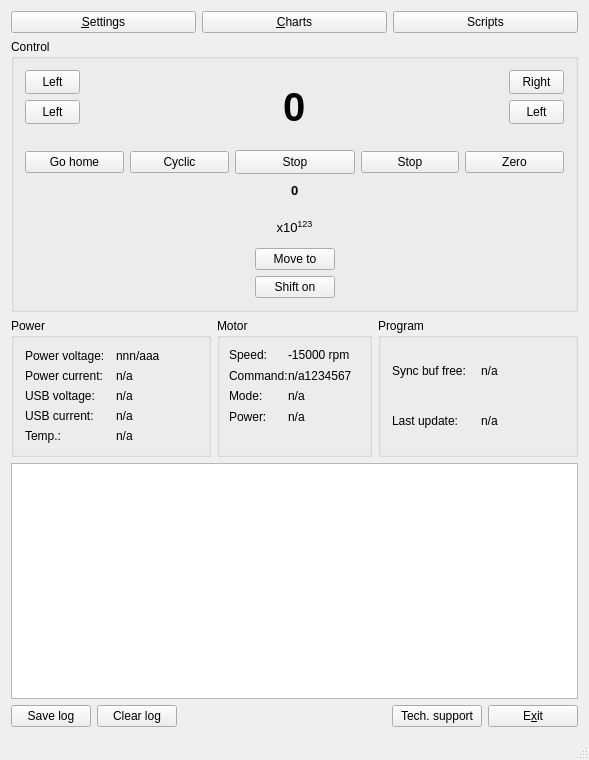
Old version of the form src/mainwindow.ui in the repository EPC-MSU/XILab.
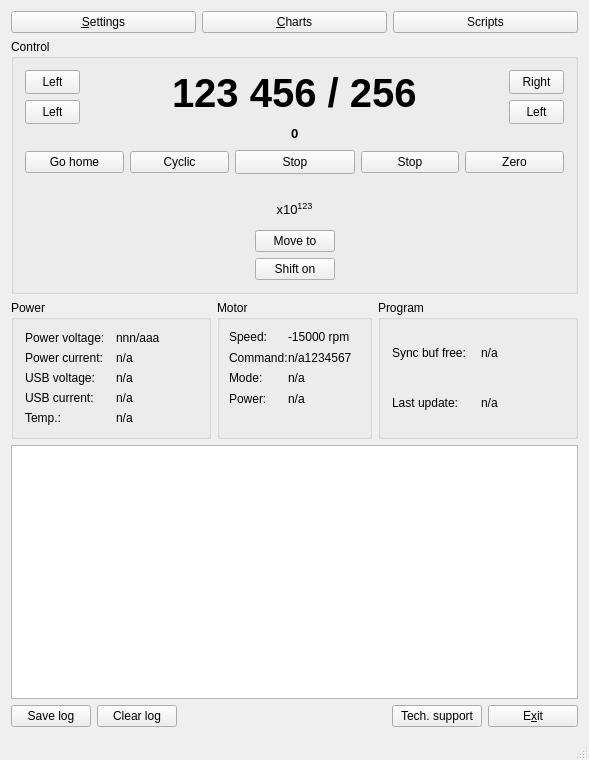
New version of the form. Icons and pictures are not drawn. Custom widgets are drawn as their Qt base class.

Commit message: Encoder layout fixed

The edit to the form file:
```diff
--- a/src/mainwindow.ui
+++ b/src/mainwindow.ui
@@ -94,7 +94,7 @@
           </property>
           <layout class="QVBoxLayout" name="verticalLayout_4" stretch="5,1,0,0">
            <item>
-            <layout class="QVBoxLayout" name="horizontalLayout_5" stretch="0,0,0">
+            <layout class="QVBoxLayout" name="horizontalLayout_5" stretch="0,0">
              <item>
               <layout class="QHBoxLayout" name="horizontalLayout_4">
                <item>
@@ -183,6 +183,8 @@
                 </spacer>
                </item>
                <item>
+                <layout class="QVBoxLayout" name="verticalLayout">
+                 <item>
                 <widget class="QLabel" name="positionValue">
                  <property name="font">
                   <font>
@@ -192,9 +194,55 @@
                   </font>
                  </property>
                  <property name="text">
+                    <string>123 456 / 256</string>
+                   </property>
+                  </widget>
+                 </item>
+                 <item>
+                  <layout class="QHBoxLayout" name="horizontalLayout_11">
+                   <item>
+                    <spacer name="horizontalSpacer_9">
+                     <property name="orientation">
+                      <enum>Qt::Horizontal</enum>
+                     </property>
+                     <property name="sizeHint" stdset="0">
+                      <size>
+                       <width>40</width>
+                       <height>20</height>
+                      </size>
+                     </property>
+                    </spacer>
+                   </item>
+                   <item>
+                    <widget class="QLabel" name="encoderValue">
+                     <property name="font">
+                      <font>
+                       <pointsize>10</pointsize>
+                       <weight>75</weight>
+                       <bold>true</bold>
+                      </font>
+                     </property>
+                     <property name="text">
                   <string>0</string>
                  </property>
                 </widget>
+                   </item>
+                   <item>
+                    <spacer name="horizontalSpacer_10">
+                     <property name="orientation">
+                      <enum>Qt::Horizontal</enum>
+                     </property>
+                     <property name="sizeHint" stdset="0">
+                      <size>
+                       <width>40</width>
+                       <height>20</height>
+                      </size>
+                     </property>
+                    </spacer>
+                   </item>
+                  </layout>
+                 </item>
+                </layout>
                </item>
                <item>
                 <spacer name="horizontalSpacer_7">
@@ -356,50 +404,6 @@
                </item>
               </layout>
              </item>
-             <item>
-              <layout class="QHBoxLayout" name="horizontalLayout_6">
-               <item>
-                <spacer name="horizontalSpacer_9">
-                 <property name="orientation">
-                  <enum>Qt::Horizontal</enum>
-                 </property>
-                 <property name="sizeHint" stdset="0">
-                  <size>
-                   <width>40</width>
-                   <height>20</height>
-                  </size>
-                 </property>
-                </spacer>
-               </item>
-               <item>
-                <widget class="QLabel" name="encoderValue">
-                 <property name="font">
-                  <font>
-                   <pointsize>10</pointsize>
-                   <weight>75</weight>
-                   <bold>true</bold>
-                  </font>
-                 </property>
-                 <property name="text">
-                  <string>0</string>
-                 </property>
-                </widget>
-               </item>
-               <item>
-                <spacer name="horizontalSpacer_10">
-                 <property name="orientation">
-                  <enum>Qt::Horizontal</enum>
-                 </property>
-                 <property name="sizeHint" stdset="0">
-                  <size>
-                   <width>40</width>
-                   <height>20</height>
-                  </size>
-                 </property>
-                </spacer>
-               </item>
-              </layout>
-             </item>
             </layout>
            </item>
            <item>
```
Lines whose indentation alone changed are shown as unchanged.
